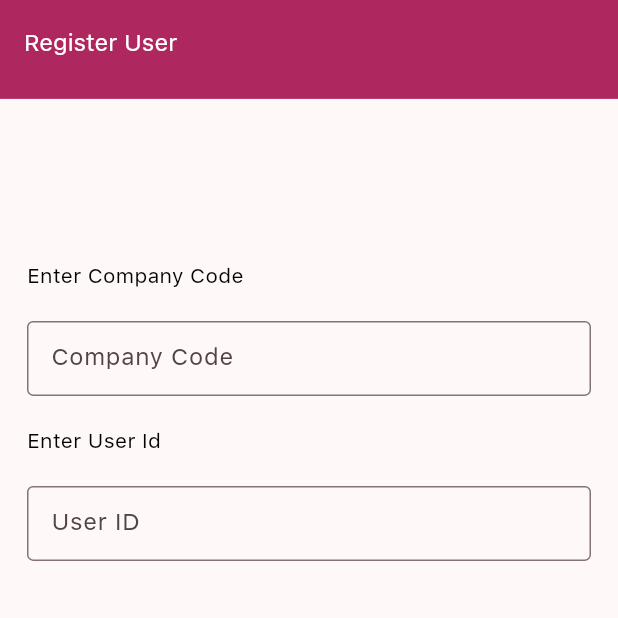
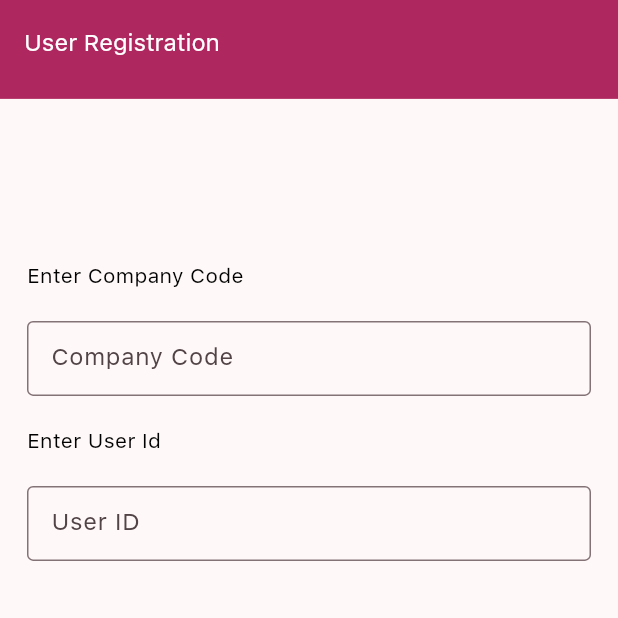
Before and after one commit to jayaprakash8088/purchase, a Flutter app: the screen it shows after launch, on a phone screen of 412 x 824 dp, the top half of it. Run offline on Flutter 3.47's test engine with Material 3 defaults, Android fonts, the phone set to English and light mode, and no system bars; our stand-ins replace connectivity_plus, flutter_slidable, shared_preferences; missing offline and left inert: fl_toast.

Commit message:
changes done

```diff
--- a/lib/features/utils/my_strings.dart
+++ b/lib/features/utils/my_strings.dart
@@ -1,6 +1,6 @@
 const title='Purchase Approval';
 const appTitle='FZ - Smart Approval';
-const register='Register User';
+const register='User Registration';
 const approvedPurchase='Purchase Approval';
 const purchase='Purchase';
 const userIdText= 'User ID';
```
